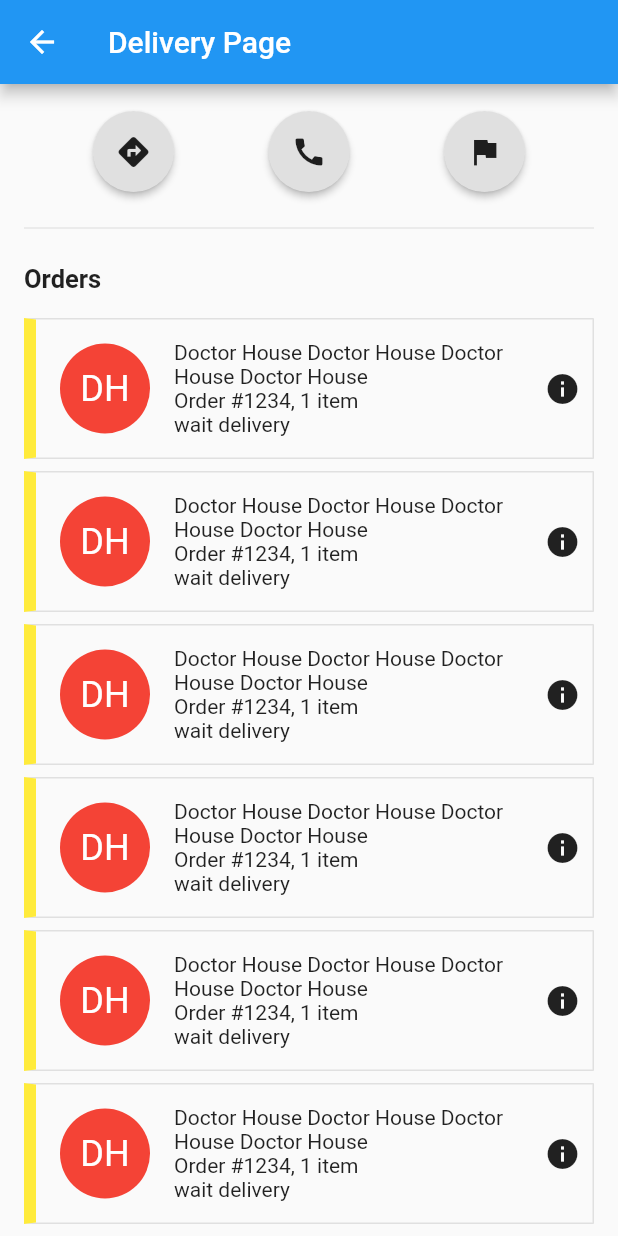
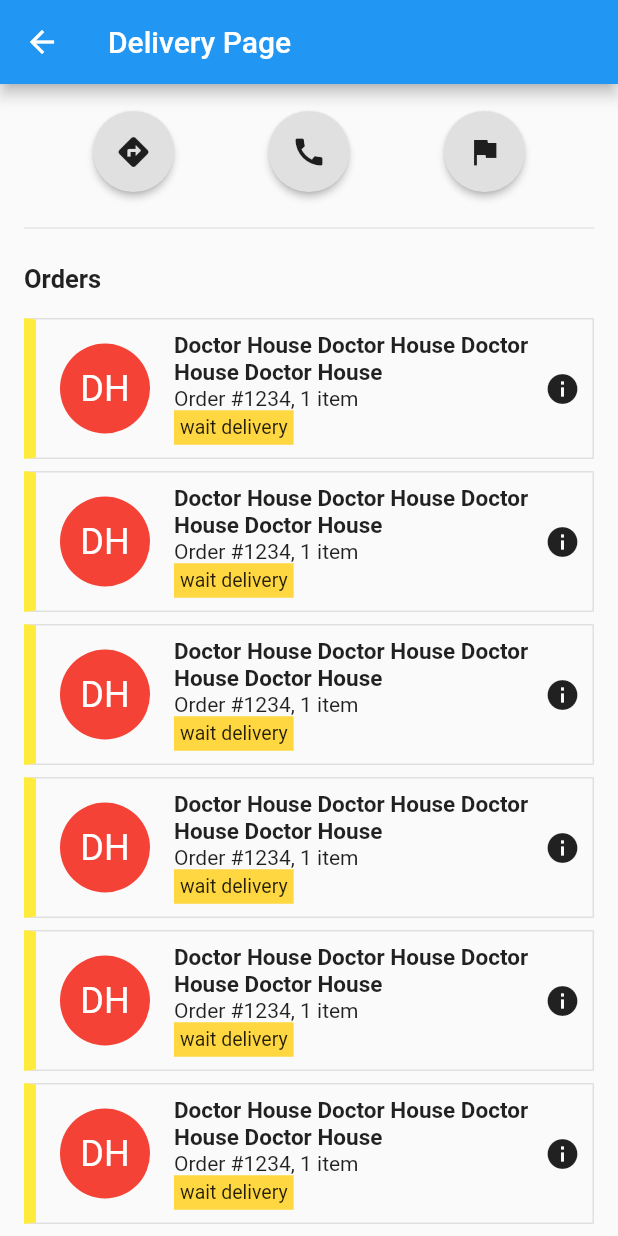
Before and after one commit to Vadim-B52/taxi_delivery, a Flutter app: the DeliveryPage screen opened by its route, scrolled down 194 dp, on a phone screen of 412 x 824 dp. Run offline on Flutter 3.47's test engine with Material 2 defaults, Android fonts, the phone set to English and light mode, and no system bars.

Commit message:
added text stiles

```diff
--- a/lib/delivering_page.dart
+++ b/lib/delivering_page.dart
@@ -268,13 +268,29 @@ class _OrderItem extends StatelessWidget {
                   children: <Widget>[
                     Text(
                       recipientName,
+                      style: TextStyle(
+                        fontSize: 15,
+                        fontWeight: FontWeight.bold,
+                      ),
                     ),
                     Text(
                       orderSummary,
+                      style: TextStyle(
+                        fontSize: 14,
+                      ),
                     ),
-                    Text(
-                      orderStatus,
-                    )
+                    Container(
+                      padding: const EdgeInsets.all(4),
+                      decoration: BoxDecoration(
+                        color: Colors.amberAccent,
+                      ),
+                      child: Text(
+                        orderStatus,
+                        style: TextStyle(
+                          fontSize: 13,
+                        ),
+                      ),
+                    ),
                   ],
                 ),
               ),
```
Also changed, not shown: pubspec.yaml (+4 -4 lines).
